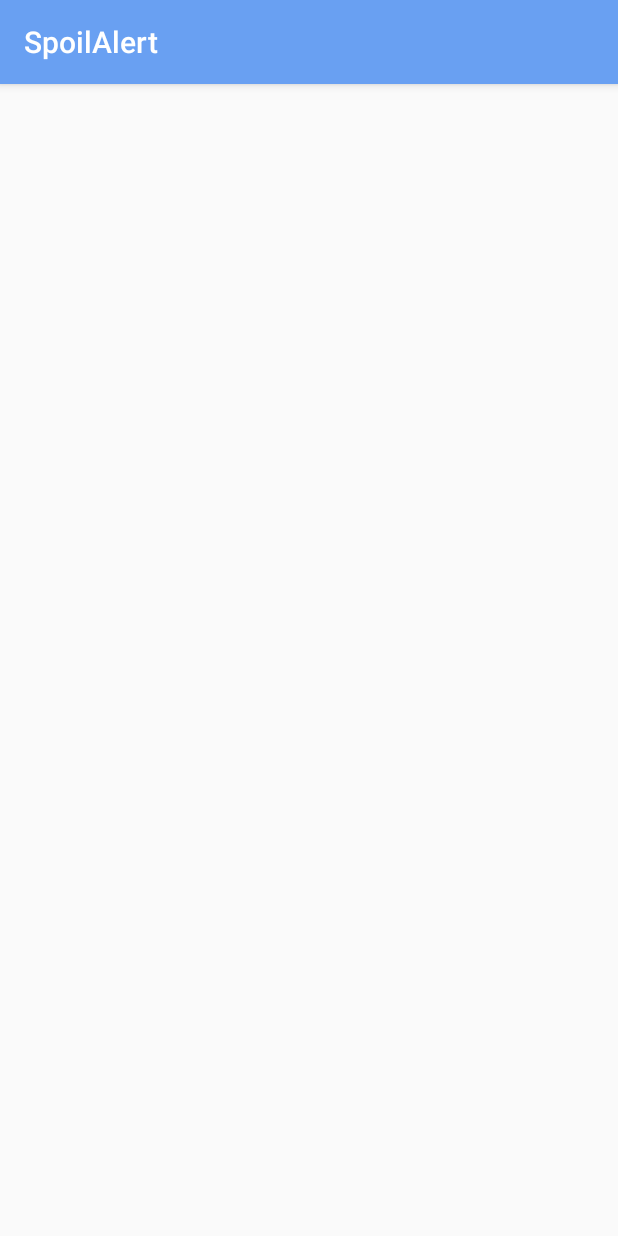
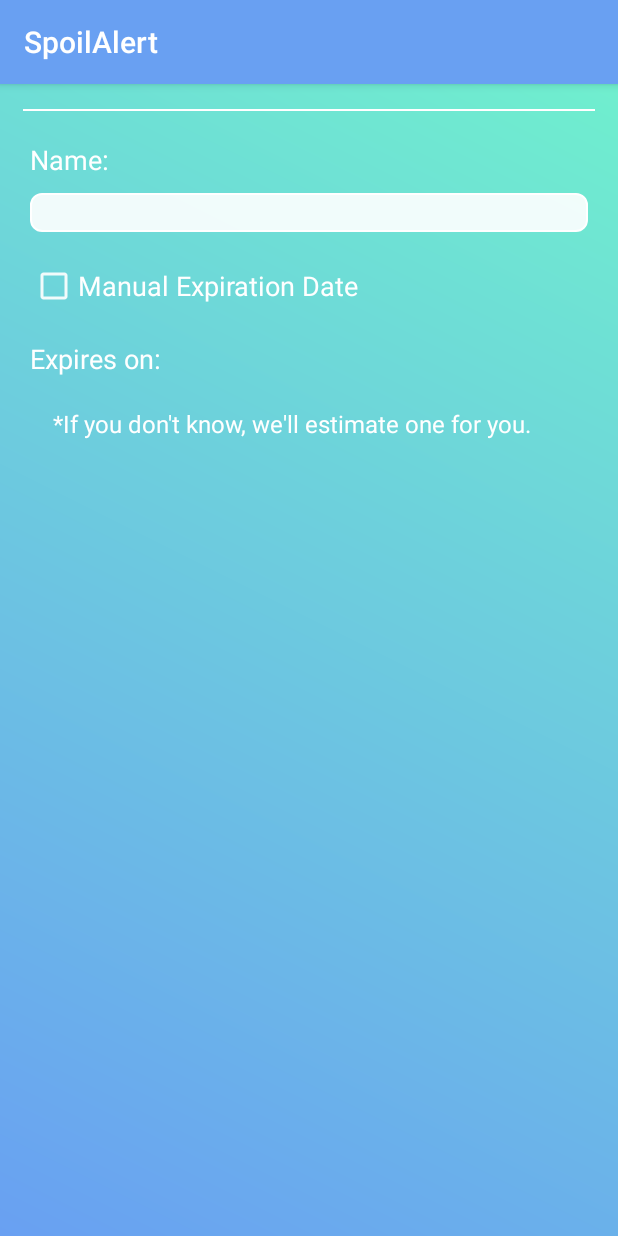
Before and after one commit to YEESH421/SpoilAlert, an Android app: the AddFoodActivity screen opened directly, with no data from a screen before it, on a phone screen of 412 x 824 dp. Run offline under Robolectric (Android 15) with nearby library versions, the phone set to English and light mode, and no system bars.

Commit message:
Create initial layout for add food screen

```diff
--- /dev/null
+++ b/app/src/main/res/drawable/rounded_corner.xml
@@ -0,0 +1,16 @@
+<?xml version="1.0" encoding="utf-8"?>
+<shape xmlns:android="http://schemas.android.com/apk/res/android" >
+    <stroke
+        android:width="1dp"
+        android:color="#ffffff" />
+
+    <solid android:color="@color/transparentWhite" />
+
+    <padding
+        android:left="1dp"
+        android:right="1dp"
+        android:bottom="1dp"
+        android:top="1dp" />
+
+    <corners android:radius="7dp" />
+</shape>
--- a/app/src/main/res/layout/activity_add_food.xml
+++ b/app/src/main/res/layout/activity_add_food.xml
@@ -4,6 +4,101 @@
     xmlns:tools="http://schemas.android.com/tools"
     android:layout_width="match_parent"
     android:layout_height="match_parent"
+    android:background="@drawable/background_gradient"
     tools:context=".AddFoodActivity">
 
+    <LinearLayout
+        android:layout_width="match_parent"
+        android:layout_height="match_parent"
+        android:orientation="vertical">
+
+        <TextView
+            android:id="@+id/add_item_title"
+            android:layout_width="match_parent"
+            android:layout_height="wrap_content"
+            android:layout_marginTop="20dp"
+            android:text="@string/add_new_item"
+            android:textAlignment="center"
+            android:textColor="@color/common_google_signin_btn_text_dark_default"
+            android:textSize="24sp" />
+
+        <View
+            android:id="@+id/divider"
+            android:layout_width="match_parent"
+            android:layout_height="1dp"
+            android:layout_marginLeft="15dp"
+            android:layout_marginTop="20dp"
+            android:layout_marginRight="15dp"
+            android:layout_marginBottom="20dp"
+            android:background="?android:attr/listDivider"
+            android:foreground="@color/common_google_signin_btn_text_dark_default"
+            android:visibility="visible" />
+
+        <TextView
+            android:id="@+id/name_label"
+            android:layout_width="match_parent"
+            android:layout_height="wrap_content"
+            android:layout_marginLeft="20dp"
+            android:layout_marginRight="20dp"
+            android:text="@string/name"
+            android:textColor="@color/common_google_signin_btn_text_dark_default"
+            android:textSize="18sp"
+            android:labelFor="@id/food_name_textbox"
+            tools:text="@string/name" />
+
+        <EditText
+            android:id="@+id/food_name_textbox"
+            android:layout_width="match_parent"
+            android:layout_height="wrap_content"
+            android:layout_marginLeft="20dp"
+            android:layout_marginTop="10dp"
+            android:layout_marginRight="20dp"
+            android:background="@drawable/rounded_corner"
+            android:ems="10"
+            android:inputType="textPersonName"
+            android:importantForAutofill="no" />
+
+        <CheckBox
+            android:id="@+id/manual_expiration_checkbox"
+            android:layout_width="match_parent"
+            android:layout_height="wrap_content"
+            android:layout_marginLeft="20dp"
+            android:layout_marginTop="20dp"
+            android:layout_marginRight="20dp"
+            android:layout_marginBottom="20dp"
+            android:buttonTint="@color/transparentWhite"
+            android:text="@string/manual_expiration_date"
+            android:textColor="@color/common_google_signin_btn_text_dark_default"
+            android:textSize="18sp" />
+
+        <LinearLayout
+            android:layout_width="match_parent"
+            android:layout_height="wrap_content"
+            android:layout_marginLeft="20dp"
+            android:layout_marginRight="20dp"
+            android:layout_marginBottom="20dp"
+            android:orientation="horizontal">
+
+            <TextView
+                android:id="@+id/expiration_date_label"
+                android:layout_width="wrap_content"
+                android:layout_height="wrap_content"
+                android:text="@string/expires_on"
+                android:textColor="@color/common_google_signin_btn_text_dark_default"
+                android:textSize="18sp" />
+
+        </LinearLayout>
+
+        <TextView
+            android:id="@+id/textView5"
+            android:layout_width="match_parent"
+            android:layout_height="wrap_content"
+            android:layout_marginLeft="35sp"
+            android:layout_marginRight="20dp"
+            android:layout_weight="1"
+            android:text="@string/expiration_notice"
+            android:textColor="@color/common_google_signin_btn_text_dark_default"
+            android:textSize="16sp" />
+
+    </LinearLayout>
 </android.support.constraint.ConstraintLayout>
--- a/app/src/main/res/values/colors.xml
+++ b/app/src/main/res/values/colors.xml
@@ -3,4 +3,5 @@
     <color name="colorPrimary">#70f3cc</color>
     <color name="colorPrimaryDark">#69A0F2</color>
     <color name="colorAccent">#D81B60</color>
+    <color name="transparentWhite">#e6ffffff</color>
 </resources>
--- a/app/src/main/res/values/strings.xml
+++ b/app/src/main/res/values/strings.xml
@@ -2,4 +2,9 @@
     <string name="app_name">SpoilAlert</string>
     <string name="take_photo">Take photo</string>
     <string name="no_camera">No camera found</string>
+    <string name="add_new_item">Add New Item</string>
+    <string name="name">Name:</string>
+    <string name="manual_expiration_date">Manual Expiration Date</string>
+    <string name="expires_on">Expires on:</string>
+    <string name="expiration_notice">*If you don\'t know, we\'ll estimate one for you.</string>
 </resources>
```
